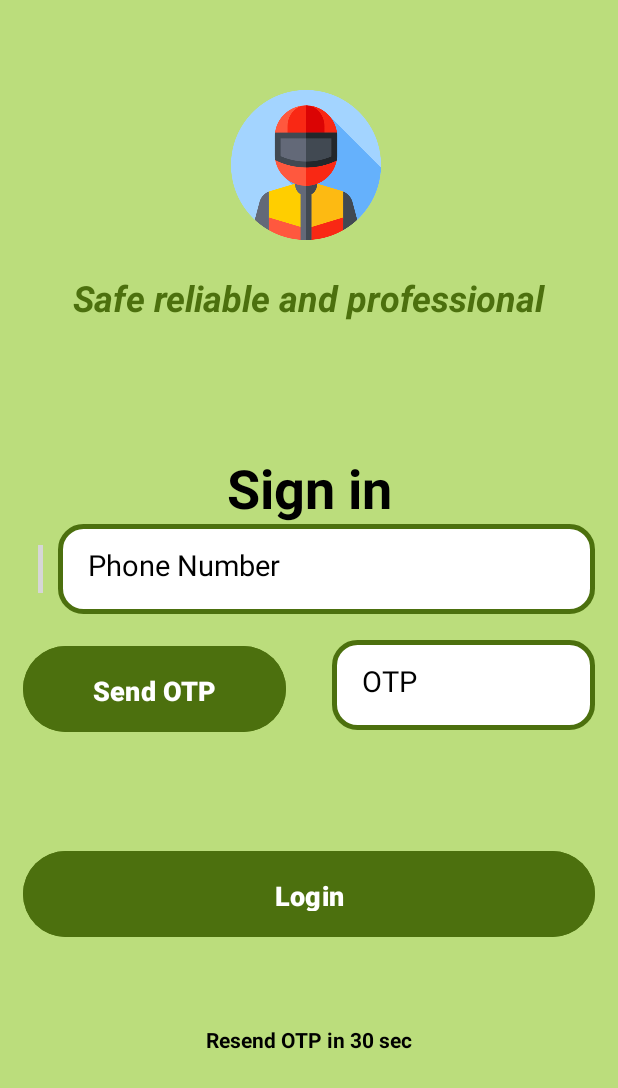
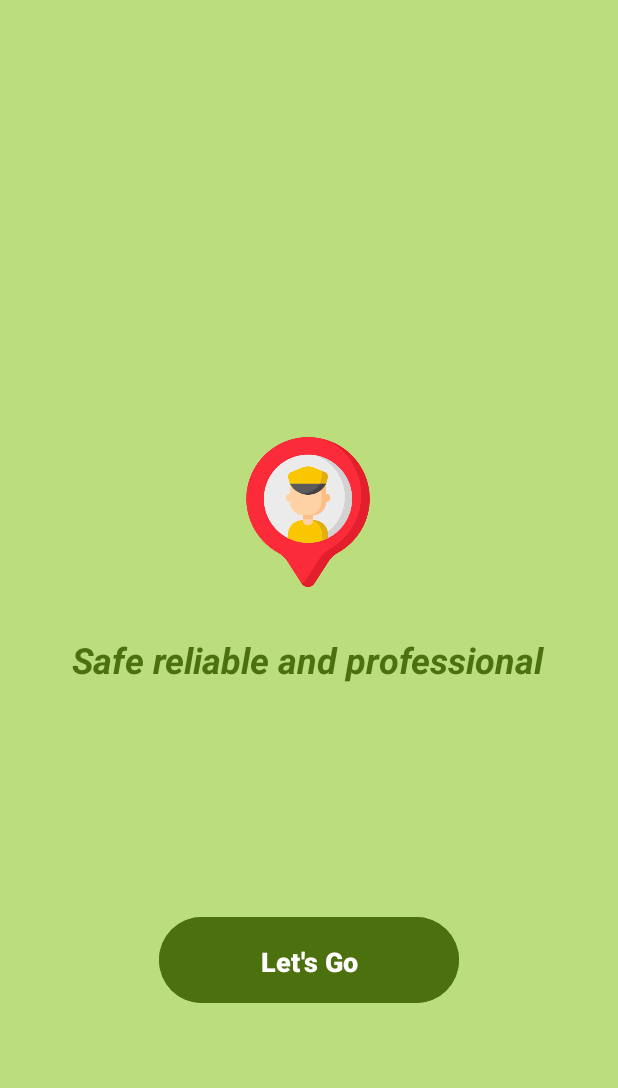
Before and after one commit to sangnguyen02/Ecommerce, an Android app: the screen it shows after launch (LoginActivity before the commit, SplashActivity after it), on a phone screen of 412 x 824 dp. Shown: the top 1088 px of the screen. Run offline under Robolectric (Android 15) with nearby library versions, the phone set to English and light mode, and no system bars; plain views replace CountryCodePicker; grey boxes are pictures that could not be loaded.

Commit message:
CompleteSplashScreen

```diff
--- a/app/src/main/java/com/example/ecommerce/Activities/MainActivity.java
+++ b/app/src/main/java/com/example/ecommerce/Activities/MainActivity.java
@@ -22,7 +22,6 @@ public class MainActivity extends AppCompatActivity {
     protected void onCreate(Bundle savedInstanceState) {
         super.onCreate(savedInstanceState);
         binding = ActivityMainBinding.inflate(getLayoutInflater());
-//        setContentView(R.layout.activity_login);
         setContentView(binding.getRoot());
         replaceFragment(new HomeFragment());
 
--- /dev/null
+++ b/app/src/main/java/com/example/ecommerce/Activities/SplashActivity.java
@@ -0,0 +1,31 @@
+package com.example.ecommerce.Activities;
+
+import androidx.appcompat.app.AppCompatActivity;
+
+import android.content.Intent;
+import android.os.Bundle;
+import android.view.View;
+
+import com.example.ecommerce.R;
+import com.google.android.material.button.MaterialButton;
+
+public class SplashActivity extends AppCompatActivity {
+
+    MaterialButton lets_goBtn;
+
+
+    @Override
+    protected void onCreate(Bundle savedInstanceState) {
+        super.onCreate(savedInstanceState);
+        setContentView(R.layout.activity_splash);
+
+        lets_goBtn = findViewById(R.id.lets_go_btn);
+        lets_goBtn.setOnClickListener(new View.OnClickListener() {
+            @Override
+            public void onClick(View view) {
+                Intent intent = new Intent(SplashActivity.this, LoginActivity.class);
+                startActivity(intent);
+            }
+        });
+    }
+}
--- a/app/src/main/res/layout/activity_login.xml
+++ b/app/src/main/res/layout/activity_login.xml
@@ -12,7 +12,7 @@
         android:layout_width="100dp"
         android:layout_height="100dp"
         android:layout_centerHorizontal="true"
-        android:src="@drawable/driver"
+        android:src="@drawable/logo"
         app:layout_constraintBottom_toBottomOf="parent"
         app:layout_constraintEnd_toEndOf="parent"
         app:layout_constraintHorizontal_bias="0.494"
@@ -51,25 +51,32 @@
         app:layout_constraintTop_toBottomOf="@+id/slogan"
         app:layout_constraintVertical_bias="0.02" />
 
+
     <LinearLayout
         android:id="@+id/linear_layout"
         android:layout_width="match_parent"
         android:layout_height="wrap_content"
         android:orientation="horizontal"
+        app:layout_constraintBottom_toBottomOf="parent"
         app:layout_constraintEnd_toEndOf="parent"
+        app:layout_constraintHorizontal_bias="0.0"
         app:layout_constraintStart_toStartOf="parent"
-        app:layout_constraintTop_toBottomOf="@+id/title_login">
+        app:layout_constraintTop_toBottomOf="@+id/title_login"
+        app:layout_constraintVertical_bias="0.107">
 
         <com.hbb20.CountryCodePicker
+            android:id="@+id/login_countrycode"
             android:layout_width="wrap_content"
             android:layout_height="wrap_content"
-            android:background="@color/white"
             android:layout_gravity="center"
             android:layout_marginLeft="25dp"
+            android:background="@color/white"
             app:ccp_showFlag="true"
-            app:ccp_showNameCode="true"
-            android:id="@+id/login_countrycode"
-            android:layout_weight="1"/>
+            app:ccp_showNameCode="false"
+            app:ccp_textSize="15sp"
+            app:ccp_textGravity="CENTER"
+            app:ccpDialog_backgroundColor="@color/white"
+            />
 
         <EditText
             android:id="@+id/login_phone_number_input"
@@ -84,12 +91,9 @@
             android:padding="20dp"
             android:textColor="@color/black"
             android:textColorHint="@color/black"
-            android:textSize="19sp"
-            android:layout_weight="1"/>
+            android:textSize="19sp" />
 
     </LinearLayout>
-
-
 
     <LinearLayout
         android:id="@+id/linear_layout_1"
@@ -176,5 +180,4 @@
         app:layout_constraintTop_toBottomOf="@+id/linear_layout_1"
         app:layout_constraintVertical_bias="0.268" />
 
-
 </androidx.constraintlayout.widget.ConstraintLayout>
--- /dev/null
+++ b/app/src/main/res/layout/activity_splash.xml
@@ -0,0 +1,56 @@
+<?xml version="1.0" encoding="utf-8"?>
+<androidx.constraintlayout.widget.ConstraintLayout xmlns:android="http://schemas.android.com/apk/res/android"
+    xmlns:app="http://schemas.android.com/apk/res-auto"
+    xmlns:tools="http://schemas.android.com/tools"
+    android:layout_width="match_parent"
+    android:layout_height="match_parent"
+    android:background="@color/background_login"
+    tools:context=".Activities.SplashActivity">
+
+    <ImageView
+        android:id="@+id/logo"
+        android:layout_width="100dp"
+        android:layout_height="100dp"
+        android:layout_centerHorizontal="true"
+        android:src="@drawable/logo"
+        app:layout_constraintBottom_toBottomOf="parent"
+        app:layout_constraintEnd_toEndOf="parent"
+        app:layout_constraintHorizontal_bias="0.498"
+        app:layout_constraintStart_toStartOf="parent"
+        app:layout_constraintTop_toTopOf="parent"
+        app:layout_constraintVertical_bias="0.402" />
+
+    <TextView
+        android:id="@+id/slogan"
+        android:layout_width="wrap_content"
+        android:layout_height="wrap_content"
+        android:layout_centerHorizontal="true"
+        android:text="Safe reliable and professional"
+        android:textColor="@color/background_slogan"
+        android:textSize="24sp"
+        android:textStyle="bold|italic"
+        app:layout_constraintBottom_toBottomOf="parent"
+        app:layout_constraintEnd_toEndOf="parent"
+        app:layout_constraintHorizontal_bias="0.495"
+        app:layout_constraintStart_toStartOf="parent"
+        app:layout_constraintTop_toBottomOf="@+id/logo"
+        app:layout_constraintVertical_bias="0.08" />
+
+    <com.google.android.material.button.MaterialButton
+        android:id="@+id/lets_go_btn"
+        android:layout_width="200dp"
+        android:layout_height="65dp"
+        android:layout_weight="1"
+        android:backgroundTint="@color/background_slogan"
+        android:padding="17dp"
+        android:text="Let's Go"
+        android:textAllCaps="false"
+        android:textColor="@color/white"
+        android:textSize="18sp"
+        android:textStyle="bold"
+        app:layout_constraintBottom_toBottomOf="parent"
+        app:layout_constraintEnd_toEndOf="parent"
+        app:layout_constraintStart_toStartOf="parent"
+        app:layout_constraintTop_toBottomOf="@+id/slogan" />
+
+</androidx.constraintlayout.widget.ConstraintLayout>
--- a/app/src/main/res/values/colors.xml
+++ b/app/src/main/res/values/colors.xml
@@ -5,6 +5,7 @@
     <color name="background_login">#BBDD7C</color>
     <color name="background_slogan">#4C700E</color>
     <color name="input_design_stroke">#AC3043</color>
+    <color name="background_snack_bar">#FB2C3B</color>
 
 
 </resources>
```
Also changed, not shown: app/src/main/AndroidManifest.xml (+14 -10 lines), app/src/main/java/com/example/ecommerce/Activities/LoginActivity.java (+14 -3 lines), app/src/main/res/drawable/driver.png (deleted), app/src/main/res/drawable/logo.png, app/src/main/res/drawable/logo2.png (deleted).
